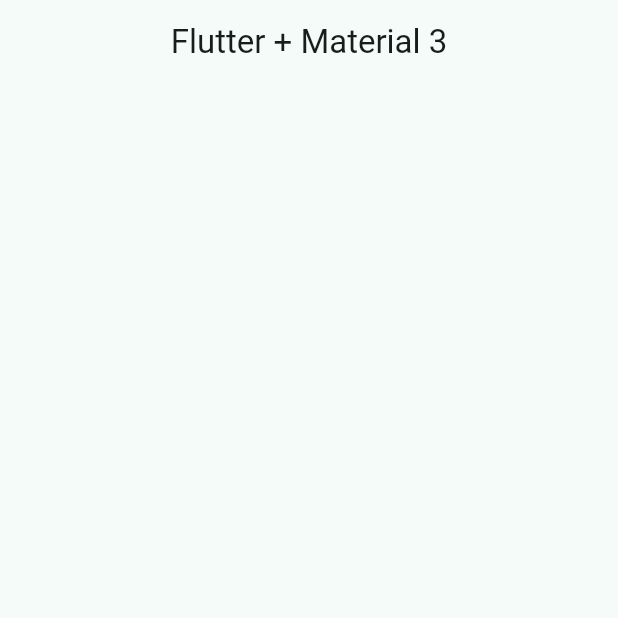
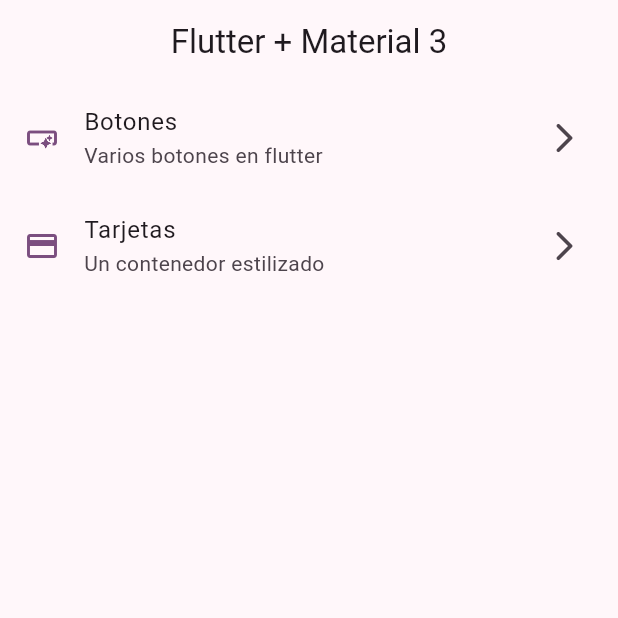
Before and after one commit to JLucianoSS/widgets_app, a Flutter app: the screen it shows after launch, on a phone screen of 412 x 824 dp, the top half of it. Run offline on Flutter 3.47's test engine with Material 3 defaults, Android fonts, the phone set to English and light mode, and no system bars.

Commit message:
Basic routing config

```diff
--- a/lib/config/menu/menu_items.dart
+++ b/lib/config/menu/menu_items.dart
@@ -20,5 +20,5 @@ class MenuItem {
 
 const List<MenuItem> appMenuItems = [
   MenuItem(title: 'Botones', subTitle: 'Varios botones en flutter', link: '/buttons', icon: Icons.smart_button_outlined),
-  MenuItem(title: 'Tarjetas', subTitle: 'Un contenedor estilizado', link: '/card', icon: Icons.credit_card),
+  MenuItem(title: 'Tarjetas', subTitle: 'Un contenedor estilizado', link: '/cards', icon: Icons.credit_card),
 ];
--- a/lib/main.dart
+++ b/lib/main.dart
@@ -1,5 +1,7 @@
 import 'package:flutter/material.dart';
 import 'package:widgets_app/config/theme/app_theme.dart';
+import 'package:widgets_app/presentation/screens/buttons/buttons_screen.dart';
+import 'package:widgets_app/presentation/screens/cards/cards_screen.dart';
 import 'package:widgets_app/presentation/screens/home/home_screen.dart';
 
 void main() {
@@ -13,12 +15,16 @@ class MainApp extends StatelessWidget {
   Widget build(BuildContext context) {
     return MaterialApp(
       debugShowCheckedModeBanner: false,
-      theme: AppTheme(selectedColor: 1).getTheme(),
+      theme: AppTheme(selectedColor: 4).getTheme(),
       home: const Scaffold(
         body: Center(
           child: HomeScreen()
         ),
       ),
+      routes: {
+        '/buttons': (context) => const ButtonsScreen(),
+        '/cards': (context) => const CardsScreen()
+      },
     );
   }
 }
--- a/lib/presentation/screens/home/home_screen.dart
+++ b/lib/presentation/screens/home/home_screen.dart
@@ -1,6 +1,8 @@
 
 
 import 'package:flutter/material.dart';
+import 'package:widgets_app/config/menu/menu_items.dart';
+import 'package:widgets_app/presentation/screens/buttons/buttons_screen.dart';
 
 
 class HomeScreen extends StatelessWidget {
@@ -12,6 +14,56 @@ class HomeScreen extends StatelessWidget {
       appBar: AppBar(
         title: const Text('Flutter + Material 3'),
       ),
+      body: const _HomeView(),
     );
   }
 }
+
+class _HomeView extends StatelessWidget {
+  const _HomeView();
+
+
+  @override
+  Widget build(BuildContext context) {
+    return ListView.builder(
+      // physics: const BouncingScrollPhysics(),
+      itemCount: appMenuItems.length,
+      itemBuilder: (context, index) {
+        final menuItem = appMenuItems[index];
+        return _CustomListTile(menuItem: menuItem);
+      },
+    );
+  }
+}
+
+class _CustomListTile extends StatelessWidget {
+  const _CustomListTile({
+    required this.menuItem,
+  });
+
+  final MenuItem menuItem;
+
+  @override
+  Widget build(BuildContext context) {
+
+    final colors = Theme.of(context).colorScheme;
+
+    return ListTile(
+      leading: Icon( menuItem.icon, color: colors.primary, ),
+      trailing: const Icon(Icons.arrow_forward_ios_rounded),
+      title: Text(menuItem.title),
+      subtitle: Text(menuItem.subTitle),
+      onTap: () {
+        // Navigator.of(context).push(
+        //   MaterialPageRoute(
+        //     builder: (context) => const ButtonsScreen(),
+        //   ),
+        // );
+        Navigator.pushNamed(context, menuItem.link);
+
+
+
+      },
+    );
+  }
+}
```
Also changed, not shown: lib/presentation/screens/buttons/buttons_screen.dart (added, +16 -0 lines), lib/presentation/screens/cards/cards_screen.dart (added, +18 -0 lines).
